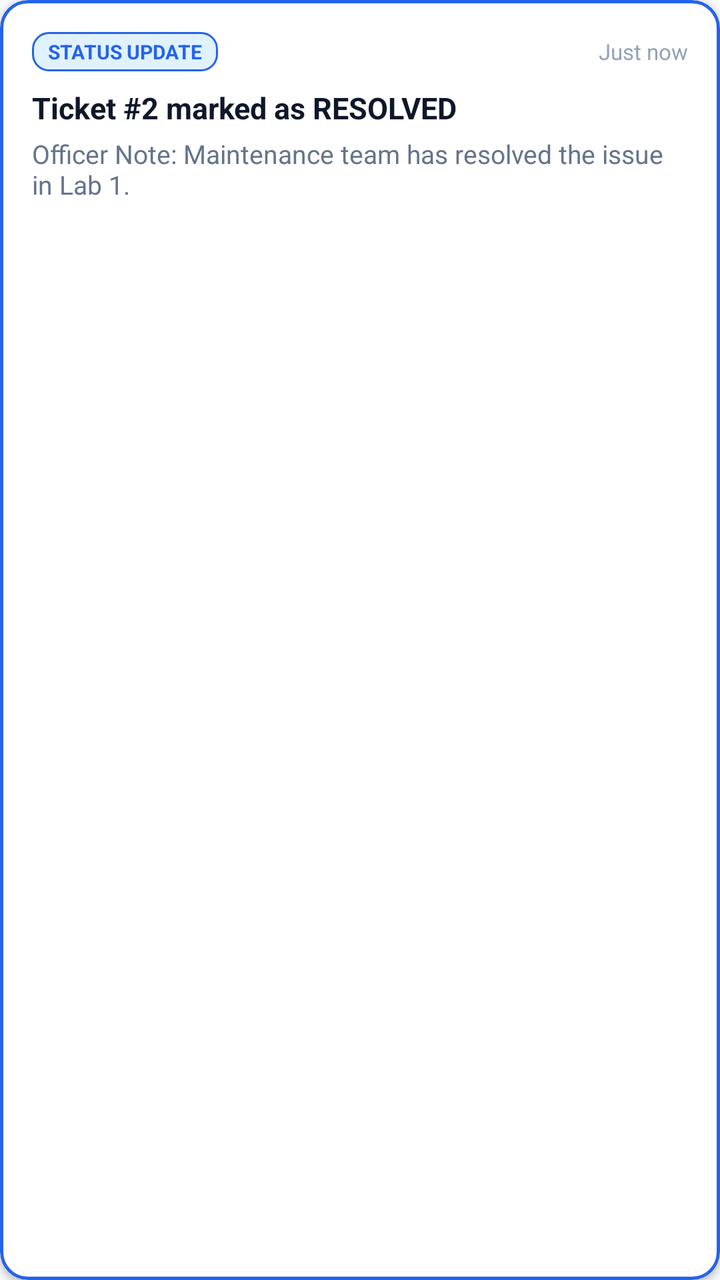
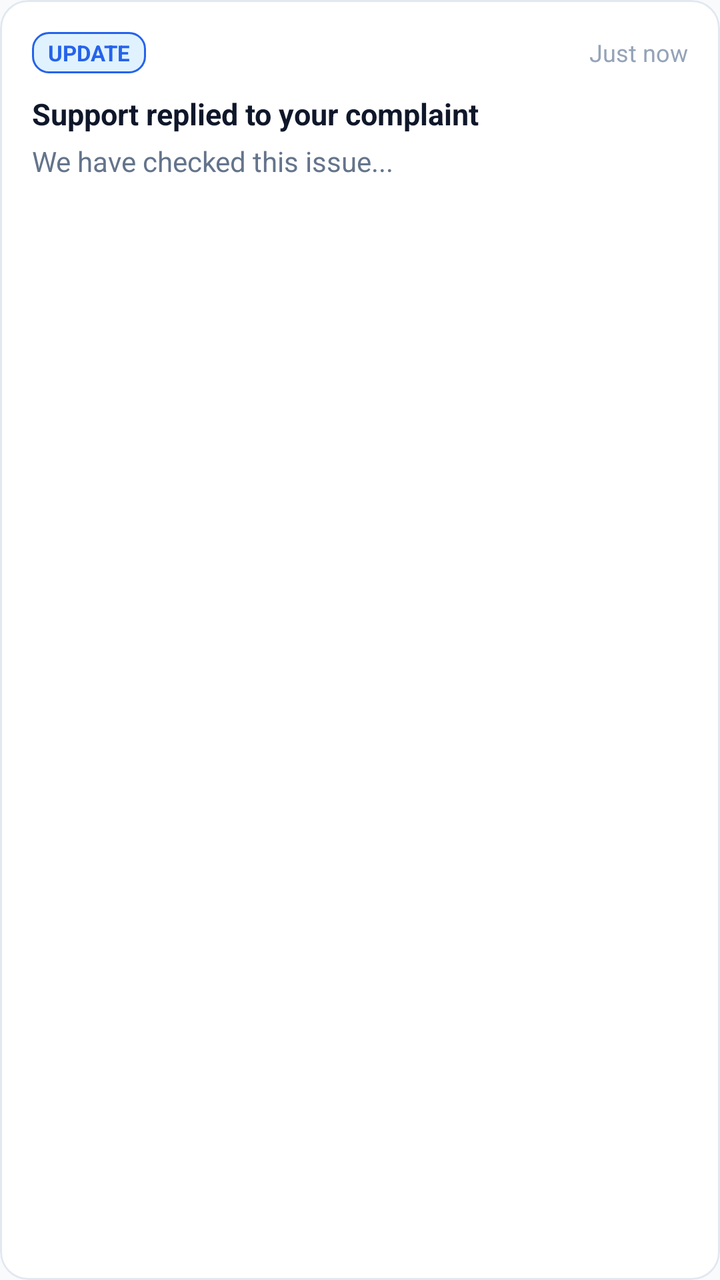

Compare the two renders of this Android layout. The source of the first and the diff that turns it into the second are given below.
<!-- AndroidManifest.xml: application theme Theme.Helpdeskai -->
<!-- res/layout/item_inbox_card.xml -->
<?xml version="1.0" encoding="utf-8"?>
<com.google.android.material.card.MaterialCardView xmlns:android="http://schemas.android.com/apk/res/android"
    xmlns:app="http://schemas.android.com/apk/res-auto"
    android:layout_width="match_parent"
    android:layout_height="wrap_content"
    android:layout_marginHorizontal="16dp"
    android:layout_marginVertical="6dp"
    app:cardBackgroundColor="@color/surface_card"
    app:cardCornerRadius="14dp"
    app:cardElevation="2dp"
    app:strokeColor="@color/primary"
    app:strokeWidth="1.5dp">

    <LinearLayout
        android:layout_width="match_parent"
        android:layout_height="wrap_content"
        android:orientation="vertical"
        android:padding="16dp">

        <LinearLayout
            android:layout_width="match_parent"
            android:layout_height="wrap_content"
            android:gravity="center_vertical"
            android:orientation="horizontal">

            <TextView
                android:id="@+id/tv_inbox_type_badge"
                android:layout_width="wrap_content"
                android:layout_height="wrap_content"
                android:background="@drawable/bg_badge_progress"
                android:paddingHorizontal="8dp"
                android:paddingVertical="3dp"
                android:text="STATUS UPDATE"
                android:textColor="@color/primary"
                android:textSize="10sp"
                android:textStyle="bold" />

            <View
                android:layout_width="0dp"
                android:layout_height="1dp"
                android:layout_weight="1" />

            <TextView
                android:id="@+id/tv_inbox_date"
                android:layout_width="wrap_content"
                android:layout_height="wrap_content"
                android:text="Just now"
                android:textColor="@color/text_muted"
                android:textSize="11sp" />
        </LinearLayout>

        <TextView
            android:id="@+id/tv_inbox_title"
            android:layout_width="match_parent"
            android:layout_height="wrap_content"
            android:layout_marginTop="8dp"
            android:text="Ticket #2 marked as RESOLVED"
            android:textColor="@color/text_primary"
            android:textSize="15sp"
            android:textStyle="bold" />

        <TextView
            android:id="@+id/tv_inbox_body"
            android:layout_width="match_parent"
            android:layout_height="wrap_content"
            android:layout_marginTop="4dp"
            android:text="Officer Note: Maintenance team has resolved the issue in Lab 1."
            android:textColor="@color/text_secondary"
            android:textSize="13sp" />

    </LinearLayout>
</com.google.android.material.card.MaterialCardView>
<!-- resources referenced by this layout -->
<resources>
  <color name="primary">#2563EB</color>
  <color name="surface_card">#FFFFFF</color>
  <color name="text_muted">#94A3B8</color>
  <color name="text_primary">#0F172A</color>
  <color name="text_secondary">#64748B</color>
  <!-- drawable bg_badge_progress (drawable) -->
  <?xml version="1.0" encoding="utf-8"?>
  <shape xmlns:android="http://schemas.android.com/apk/res/android"
      android:shape="rectangle">
      <corners android:radius="8dp" />
      <solid android:color="@color/status_in_progress_bg" />
      <stroke
          android:width="1dp"
          android:color="@color/status_in_progress" />
      <padding
          android:bottom="4dp"
          android:left="10dp"
          android:right="10dp"
          android:top="4dp" />
  </shape>
  <style name="Theme.Helpdeskai" parent="Base.Theme.Helpdeskai" />
  <color name="status_in_progress_bg">#E0F2FE</color>
  <color name="status_in_progress">#2563EB</color>
  <style name="Base.Theme.Helpdeskai" parent="Theme.Material3.DayNight.NoActionBar">
          
          <item name="colorPrimary">@color/primary</item>
          <item name="colorPrimaryDark">@color/primary_dark</item>
          <item name="colorSecondary">@color/accent</item>
          <item name="android:statusBarColor">@color/primary</item>
          <item name="android:windowLightStatusBar" tools:targetApi="m">false</item>
          <item name="android:windowBackground">@color/bg_light</item>
      </style>
  <color name="primary_dark">#1D4ED8</color>
  <color name="accent">#0EA5E9</color>
  <color name="bg_light">#F8FAFC</color>
</resources>

<!-- the commit's change to res/layout/item_inbox_card.xml (unified diff, before → after) -->
@@ -7,9 +7,9 @@
     android:layout_marginVertical="6dp"
     app:cardBackgroundColor="@color/surface_card"
     app:cardCornerRadius="14dp"
-    app:cardElevation="2dp"
-    app:strokeColor="@color/primary"
-    app:strokeWidth="1.5dp">
+    app:cardElevation="0dp"
+    app:strokeColor="@color/divider"
+    app:strokeWidth="1dp">
 
     <LinearLayout
         android:layout_width="match_parent"
@@ -30,9 +30,9 @@
                 android:background="@drawable/bg_badge_progress"
                 android:paddingHorizontal="8dp"
                 android:paddingVertical="3dp"
-                android:text="STATUS UPDATE"
-                android:textColor="@color/primary"
-                android:textSize="10sp"
+                android:text="UPDATE"
+                android:textColor="@color/status_in_progress"
+                android:textSize="11sp"
                 android:textStyle="bold" />
 
             <View
@@ -46,15 +46,15 @@
                 android:layout_height="wrap_content"
                 android:text="Just now"
                 android:textColor="@color/text_muted"
-                android:textSize="11sp" />
+                android:textSize="12sp" />
         </LinearLayout>
 
         <TextView
             android:id="@+id/tv_inbox_title"
             android:layout_width="match_parent"
             android:layout_height="wrap_content"
-            android:layout_marginTop="8dp"
-            android:text="Ticket #2 marked as RESOLVED"
+            android:layout_marginTop="10dp"
+            android:text="Support replied to your complaint"
             android:textColor="@color/text_primary"
             android:textSize="15sp"
             android:textStyle="bold" />
@@ -64,9 +64,9 @@
             android:layout_width="match_parent"
             android:layout_height="wrap_content"
             android:layout_marginTop="4dp"
-            android:text="Officer Note: Maintenance team has resolved the issue in Lab 1."
+            android:text="We have checked this issue..."
             android:textColor="@color/text_secondary"
-            android:textSize="13sp" />
+            android:textSize="14sp" />
 
     </LinearLayout>
 </com.google.android.material.card.MaterialCardView>
<!-- resource entries referenced after the edit -->
@@ -1,5 +1,6 @@
 <!-- resources referenced by this layout -->
 <resources>
+  <color name="divider">#E2E8F0</color>
   <color name="primary">#2563EB</color>
   <color name="surface_card">#FFFFFF</color>
   <color name="text_muted">#94A3B8</color>
